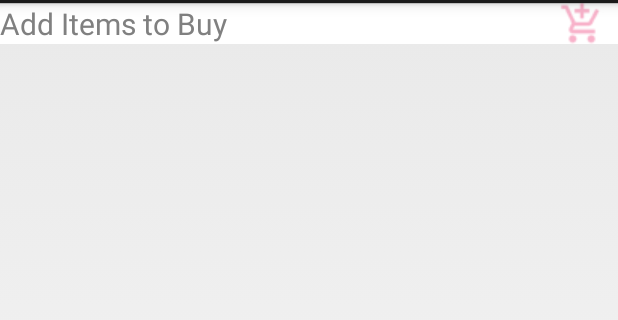
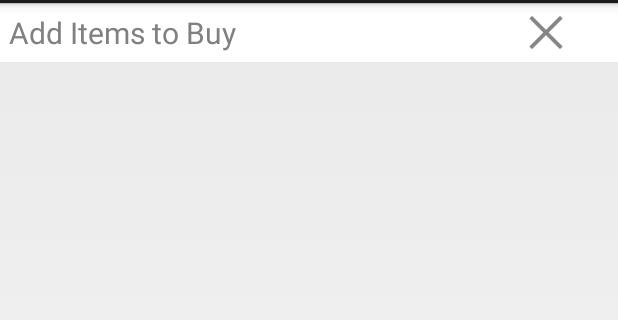
Before and after one commit to serenafr/Housewife-Solution, an Android app: the fragment ShopFragment shown on its own in the app's theme, on a phone screen of 412 x 824 dp, the part 69-389 px from its top. Run offline under Robolectric (Android 15) with nearby library versions, the phone set to English and light mode, and no system bars.

Commit message:
Use softkey to add new item when input is done, and add a remove button to delete text in edittext.

```diff
--- a/app/src/main/res/layout/shopping_item_layout.xml
+++ b/app/src/main/res/layout/shopping_item_layout.xml
@@ -9,6 +9,7 @@
         android:layout_height="wrap_content"
         android:text="ItemName"
         android:layout_margin="10dp"
+        android:padding="2dp"
         android:textColor="@drawable/shopping_item_text_selector"
         android:textSize="20dp"/>
     <ImageView
@@ -18,6 +19,6 @@
         android:layout_alignParentRight="true"
         android:layout_alignTop="@id/itemName"
         android:layout_alignBottom="@id/itemName"
-        android:src="@drawable/ic_action_delete"
+        android:src="@drawable/ic_action_discard"
         android:onClick="deleteShoppingItem"/>
 </RelativeLayout>
--- a/app/src/main/res/layout/shoptag_layout.xml
+++ b/app/src/main/res/layout/shoptag_layout.xml
@@ -14,17 +14,18 @@
             android:layout_width="fill_parent"
             android:layout_height="wrap_content"
             android:hint="@string/add_items_to_buy"
+            android:padding="6dp"
             android:textSize="20dp"
             android:background="@drawable/add_shopping_item_background"
             android:onClick="addShoppingItems"
             android:layout_centerVertical="true"
             android:singleLine="true"/>
 
-        <ImageButton
-            android:id="@+id/add_shopping_cart"
+        <ImageView
+            android:id="@+id/delete_input_text"
             android:layout_width="wrap_content"
             android:layout_height="wrap_content"
-            android:src="@drawable/ic_action_add_shopping_cart"
+            android:src="@drawable/ic_action_remove"
             android:layout_alignParentRight="true"
             android:layout_centerVertical="true"
             android:layout_alignTop="@id/add_shopping_items"
--- a/app/src/main/res/menu/menu_main.xml
+++ b/app/src/main/res/menu/menu_main.xml
@@ -11,7 +11,7 @@
     <item
         android:id="@+id/action_add_item"
         android:title="Add Items"
-        android:icon="@drawable/ic_add_item"
+        android:icon="@drawable/ic_action_new"
         android:showAsAction="always"/>
 
     <item
```
Also changed, not shown: app/src/main/java/me/christine/housewifesolution/MainActivity.java (+22 -4 lines), app/src/main/res/drawable/ic_action_add_shopping_cart.png (deleted), app/src/main/res/drawable/ic_action_delete.png (deleted), app/src/main/res/drawable/ic_action_discard.png (added), app/src/main/res/drawable/ic_action_new.png (added), app/src/main/res/drawable/ic_action_remove.png (added), app/src/main/res/drawable/ic_action_search.png, app/src/main/res/drawable/ic_add_item.png (deleted), app/src/main/res/drawable/ic_check_mark.png (deleted).
